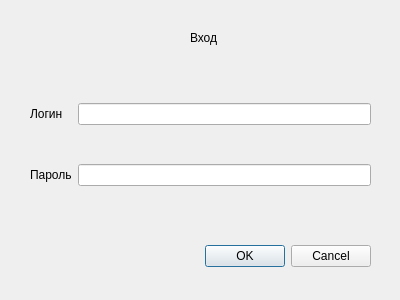
Before: the Qt Designer form accountdialog.ui in OstPerino/DormitoryProject, drawn with Qt 5.
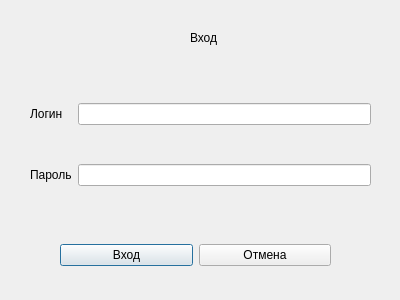
After: the same form once the commit is applied.

```diff
--- a/accountdialog.ui
+++ b/accountdialog.ui
@@ -13,22 +13,6 @@
   <property name="windowTitle">
    <string>Dialog</string>
   </property>
-  <widget class="QDialogButtonBox" name="buttonBox">
-   <property name="geometry">
-    <rect>
-     <x>30</x>
-     <y>240</y>
-     <width>341</width>
-     <height>32</height>
-    </rect>
-   </property>
-   <property name="orientation">
-    <enum>Qt::Horizontal</enum>
-   </property>
-   <property name="standardButtons">
-    <set>QDialogButtonBox::Cancel|QDialogButtonBox::Ok</set>
-   </property>
-  </widget>
   <widget class="QWidget" name="gridLayoutWidget">
    <property name="geometry">
     <rect>
@@ -74,6 +58,32 @@
     <string>Вход</string>
    </property>
   </widget>
+  <widget class="QWidget" name="horizontalLayoutWidget">
+   <property name="geometry">
+    <rect>
+     <x>60</x>
+     <y>230</y>
+     <width>271</width>
+     <height>51</height>
+    </rect>
+   </property>
+   <layout class="QHBoxLayout" name="horizontalLayout">
+    <item>
+     <widget class="QPushButton" name="enter">
+      <property name="text">
+       <string>Вход</string>
+      </property>
+     </widget>
+    </item>
+    <item>
+     <widget class="QPushButton" name="cancel">
+      <property name="text">
+       <string>Отмена</string>
+      </property>
+     </widget>
+    </item>
+   </layout>
+  </widget>
  </widget>
  <resources/>
  <connections>
```
Left out of the diff: 41 changed lines with no effect on the pictures.
